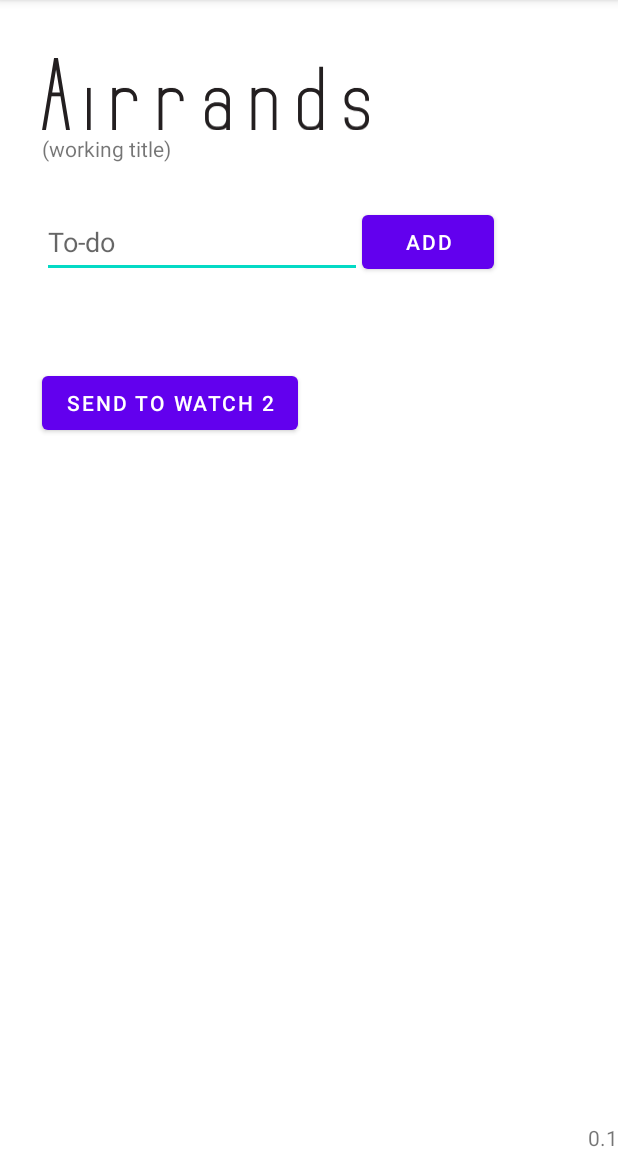
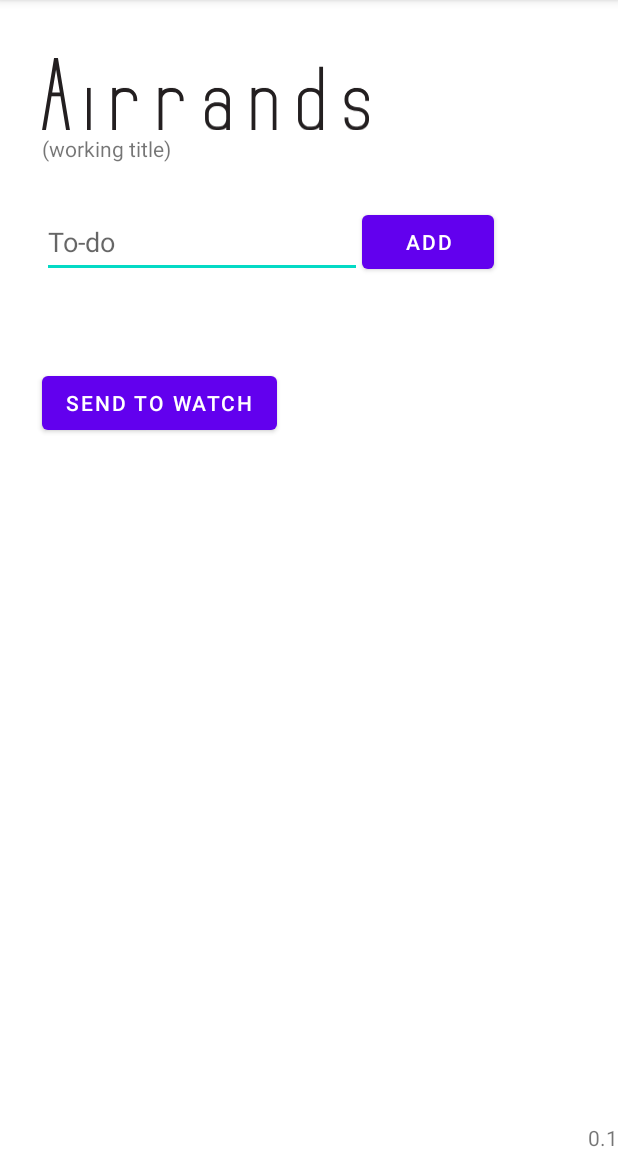
Before and after one commit to fordij/AirrandsRedux, an Android app: the screen it shows after launch (MainActivity), on a phone screen of 412 x 824 dp, the part 84-1236 px from its top. Run offline under Robolectric (Android 15) with nearby library versions, the phone set to English and light mode, and no system bars.

Commit message:
restore commit

```diff
--- a/mobile/src/main/res/layout/activity_main.xml
+++ b/mobile/src/main/res/layout/activity_main.xml
@@ -66,7 +66,7 @@
         android:layout_width="wrap_content"
         android:layout_height="wrap_content"
         android:layout_marginTop="36dp"
-        android:text="Send to watch 2"
+        android:text="Send to watch"
         app:layout_constraintStart_toStartOf="@+id/toDos"
         app:layout_constraintTop_toBottomOf="@+id/toDos" />
 
```
